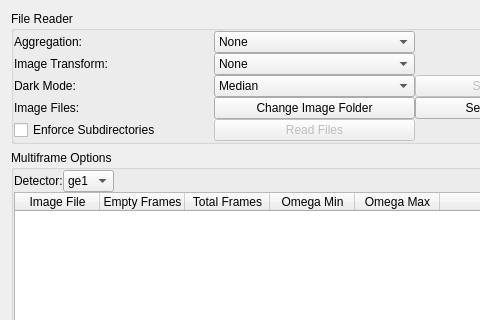
This is hexrd/ui/resources/ui/load_panel.ui in HEXRD/hexrdgui as Qt 5 draws it before an edit; both pictures show x 0 to 480 and y 0 to 320 of the 629 by 578 pixel window. The edited form follows.
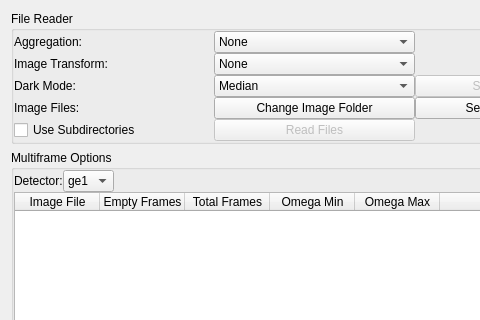
This is the edited form.

Commit message: Fix naming for subdirectories checkbox

Diff of the .ui file:
```diff
--- a/hexrd/ui/resources/ui/load_panel.ui
+++ b/hexrd/ui/resources/ui/load_panel.ui
@@ -197,7 +197,7 @@
       <item row="4" column="0">
        <widget class="QCheckBox" name="subdirectories">
         <property name="text">
-         <string>Enforce Subdirectories</string>
+         <string>Use Subdirectories</string>
         </property>
        </widget>
       </item>
```
